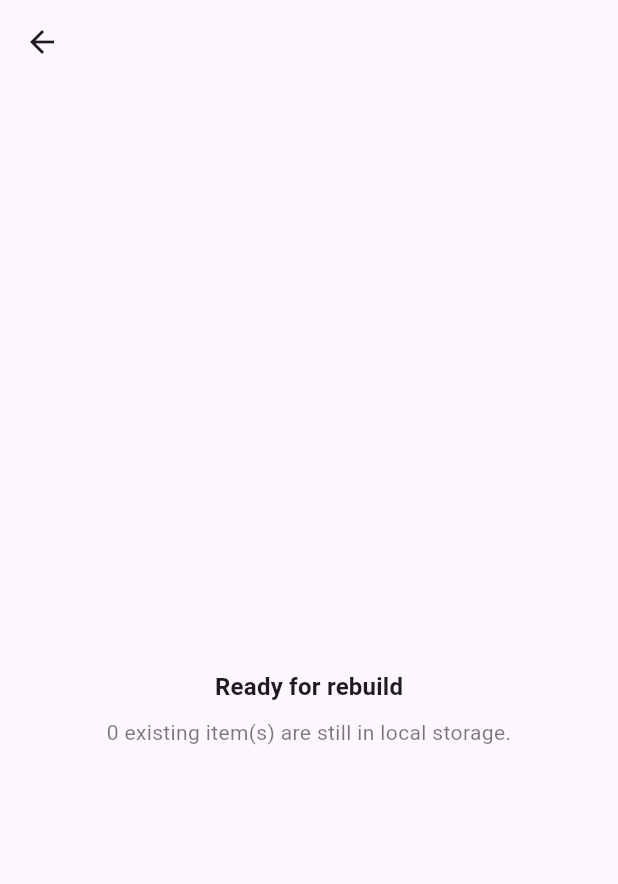
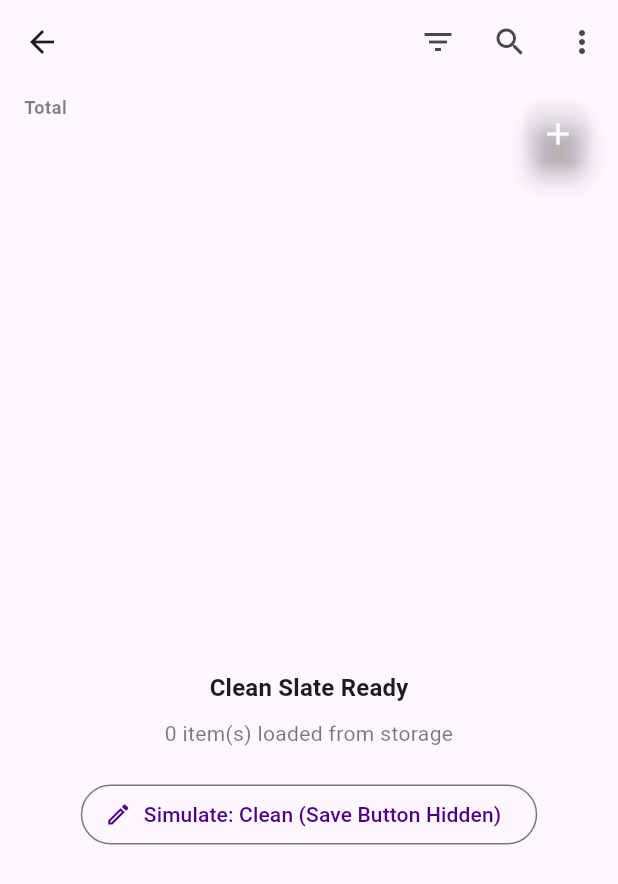
Before and after one commit to barakavic/ba_102, a Flutter app: the ShoppingListDetailsPage screen opened directly with empty values, on a phone screen of 412 x 824 dp. Shown: the top 884 px of the screen. Run offline on Flutter 3.47's test engine with Material 3 defaults, Android fonts, the phone set to English and light mode, and no system bars; our stand-ins replace fl_chart, flutter_contacts, flutter_riverpod, permission_handler, sqflite; accounts and stored records are empty.

Commit message:
feat: upgrade database schema to version 14 and add budget_limit to shopping_lists feat: refactor ShoppingListDetailsPage to use ConsumerStatefulWidget and implement search functionality feat: add ShoppingListDetailAppBar and ShoppingListDetailTotal widgets for improved UI

```diff
--- a/ba_102_fe/lib/data/local/database_helper.dart
+++ b/ba_102_fe/lib/data/local/database_helper.dart
@@ -23,7 +23,7 @@ class DatabaseHelper {
 
     final db = await openDatabase(
       path,
-      version: 13,
+      version: 14,
 
       onConfigure: (db) async {
         await db.execute('PRAGMA foreign_keys = ON;');
@@ -95,6 +95,7 @@ CREATE TABLE shopping_lists (
 id TEXT PRIMARY KEY,
 title TEXT,
 color_swatch INTEGER,
+budget_limit REAL DEFAULT 0.0,
 is_temporary INTEGER DEFAULT 0,
 createdAt INTEGER
 );
@@ -326,6 +327,13 @@ created_at TEXT NOT NULL
     if (oldVersion < 13) {
       await _repairShoppingItemsRequiredColumn(db);
     }
+    if (oldVersion < 14) {
+      try {
+        await db.execute(
+          'ALTER TABLE shopping_lists ADD COLUMN budget_limit REAL DEFAULT 0.0',
+        );
+      } catch (_) {}
+    }
     AppLogger.i('Database upgraded from $oldVersion to $newVersion');
   }
 
--- a/ba_102_fe/lib/data/models/shopping_list_model.dart
+++ b/ba_102_fe/lib/data/models/shopping_list_model.dart
@@ -2,6 +2,7 @@ class ShoppingListModel {
   final String? id;
   final String? title;
   final int? colorSwatch;
+  final double? budgetLimit;
   final bool isTemporary;
   final DateTime? createdAt;
 
@@ -9,46 +10,52 @@ class ShoppingListModel {
     this.id,
     this.title,
     this.colorSwatch,
+    this.budgetLimit,
     this.isTemporary = false,
-    this.createdAt
+    this.createdAt,
+  });
 
-  }
-  );
-
-  Map<String, dynamic> toMap(){
-    return{
+  Map<String, dynamic> toMap() {
+    return {
       "id": id,
       "title": title,
       "color_swatch": colorSwatch,
-      "is_temporary": isTemporary ? 1 :0,
-      "createdAt": createdAt!.millisecondsSinceEpoch,
-
+      "budget_limit": budgetLimit,
+      "is_temporary": isTemporary ? 1 : 0,
+      "createdAt": createdAt?.millisecondsSinceEpoch,
     };
   }
 
-  factory ShoppingListModel.fromMap(Map<String, dynamic> map){
+  factory ShoppingListModel.fromMap(Map<String, dynamic> map) {
     return ShoppingListModel(
       id: map['id'],
       title: map['title'],
       colorSwatch: map['color_swatch'],
+      budgetLimit: map['budget_limit'] != null
+          ? (map['budget_limit'] as num).toDouble()
+          : null,
       isTemporary: map['is_temporary'] == 1,
-      createdAt: DateTime.fromMillisecondsSinceEpoch(map['createdAt'])
-      );
+      createdAt: map['createdAt'] != null
+          ? DateTime.fromMillisecondsSinceEpoch(map['createdAt'])
+          : null,
+    );
   }
 
   ShoppingListModel copyWith({
     String? id,
     String? title,
     int? colorSwatch,
+    double? budgetLimit,
     bool? isTemporary,
     DateTime? createdAt,
-  }){
+  }) {
     return ShoppingListModel(
       id: id ?? this.id,
-      title: title  ?? this.title,
+      title: title ?? this.title,
       colorSwatch: colorSwatch ?? this.colorSwatch,
+      budgetLimit: budgetLimit ?? this.budgetLimit,
       isTemporary: isTemporary ?? this.isTemporary,
-      createdAt: createdAt ?? this.createdAt
+      createdAt: createdAt ?? this.createdAt,
     );
   }
 }
--- a/ba_102_fe/lib/features/shopping/presentation/shopping_list_details_page.dart
+++ b/ba_102_fe/lib/features/shopping/presentation/shopping_list_details_page.dart
@@ -1,36 +1,122 @@
 import 'package:ba_102_fe/data/models/shopping_list_model.dart';
+import 'package:ba_102_fe/features/shopping/presentation/widgets/shopping_list_details_widget/shopping_list_detail_appbar.dart';
+import 'package:ba_102_fe/features/shopping/presentation/widgets/shopping_list_details_widget/shopping_list_detail_total.dart';
 import 'package:ba_102_fe/providers/shopping_list_item_provider.dart';
 import 'package:flutter/material.dart';
 import 'package:flutter_riverpod/flutter_riverpod.dart';
 
-class ShoppingListDetailsPage extends ConsumerWidget {
+class ShoppingListDetailsPage extends ConsumerStatefulWidget {
   final ShoppingListModel list;
-
   const ShoppingListDetailsPage({super.key, required this.list});
 
+  @override
+  ConsumerState<ShoppingListDetailsPage> createState() =>
+      _ShoppingListDetailsPageState();
+}
+
+class _ShoppingListDetailsPageState
+    extends ConsumerState<ShoppingListDetailsPage> {
+  final TextEditingController _searchController = TextEditingController();
+  final FocusNode _searchFocusNode = FocusNode();
+
+  bool _isSearching = false;
+  String _searchQuery = '';
+  bool _hasUnsavedChanges = false;
+
   Color get _listColor {
-    if (list.colorSwatch != null) {
-      return Color(list.colorSwatch!);
+    if (widget.list.colorSwatch != null) {
+      return Color(widget.list.colorSwatch!);
     }
     return const Color(0xFF4B0082);
   }
 
   @override
-  Widget build(BuildContext context, WidgetRef ref) {
-    final listId = list.id;
+  void dispose() {
+    _searchController.dispose();
+    _searchFocusNode.dispose();
+    super.dispose();
+  }
+
+  void _toggleSearch() {
+    setState(() {
+      _isSearching = !_isSearching;
+      if (_isSearching) {
+        _searchFocusNode.requestFocus();
+      } else {
+        _searchController.clear();
+        _searchQuery = '';
+        _searchFocusNode.unfocus();
+      }
+    });
+  }
+
+  void _onSearchChanged(String query) {
+    setState(() {
+      _searchQuery = query.trim().toLowerCase();
+    });
+  }
+
+  void _saveChanges() {
+    setState(() {
+      _hasUnsavedChanges = false;
+    });
+
+    ScaffoldMessenger.of(context).showSnackBar(
+      // TODO: Change from a SnackBar to a Dialog
+      const SnackBar(
+        content: Text('Changes Saved Successfully'),
+        duration: Duration(seconds: 2),
+      ),
+    );
+  }
+
+  @override
+  Widget build(BuildContext context) {
+    final listId = widget.list.id;
     final itemsAsync = listId == null
         ? const AsyncValue<List<ShoppingListItemModel>>.data([])
         : ref.watch(shoppingListItemsProvider(listId));
 
     return Scaffold(
-      appBar: AppBar(
-        title: Text(list.title ?? 'Shopping List'),
-        backgroundColor: Colors.transparent,
-        elevation: 0,
+      appBar: ShoppingListDetailAppBar(
+        title: widget.list.title ?? 'Shopping Budget',
+        isSearching: _isSearching,
+        searchController: _searchController,
+        searchFocusNode: _searchFocusNode,
+        hasUnsavedChanges: _hasUnsavedChanges,
+        onSearchToggle: _toggleSearch,
+        onSearchChanged: _onSearchChanged,
+        onSave: _saveChanges,
       ),
       body: itemsAsync.when(
         data: (items) {
-          return Center(
+          final filteredItems = _searchQuery.isEmpty
+              ? items
+              : items.where((item) {
+                  final nameMatches =
+                      item.name.toLowerCase().contains(_searchQuery);
+                  final catMatches = item.category != null &&
+                      item.category!.toLowerCase().contains(_searchQuery);
+                  return nameMatches || catMatches;
+                }).toList();
+
+          final currentTotal = items.fold<double>(
+            0.0,
+            (sum, item)=> sum + (item.estimatedPrice * item.quantity),
+          );
+
+          return Column(
+            children: [
+              ShoppingListDetailTotal(
+                total: currentTotal,
+                budgetLimit: widget.list.budgetLimit,
+                accentColor: _listColor,
+                onAddCategory: (){
+                  // Category Add Action Placeholder
+                },),
+
+
+                Expanded(child: Center(
                   child: Padding(
                     padding: const EdgeInsets.all(24),
                     child: Column(
@@ -41,30 +127,62 @@ class ShoppingListDetailsPage extends ConsumerWidget {
                           color: _listColor,
                           size: 48,
                         ),
-                  const SizedBox(height: 16),
+                        const SizedBox(
+                          height: 16,
+                        ),
                         Text(
-                    'Ready for rebuild',
+                          _isSearching ? 'Searching: $_searchQuery' :
+                          'Clean Slate Ready',
                           style: Theme.of(context).textTheme.titleMedium?.copyWith(
-                      fontWeight: FontWeight.w700,
+                            fontWeight: FontWeight.w700
                           ),
                           ),
-                  const SizedBox(height: 8),
+                          const SizedBox(
+                            height: 8,
+                          ),
                           Text(
-                    '${items.length} existing item(s) are still in local storage.',
+                            _isSearching ? '${filteredItems.length} matching items found' :
+                            '${items.length} item(s) loaded from storage',
                             textAlign: TextAlign.center,
                             style: Theme.of(context).textTheme.bodyMedium?.copyWith(
-                      color: Theme.of(
-                        context,
-                      ).colorScheme.onSurface.withValues(alpha: 0.6),
+                              color: Theme.of(context).colorScheme.onSurface.withValues(alpha: 0.6)
                             ),
+
                           ),
+                          const SizedBox(
+                            height: 20,
+                          ),
+                          OutlinedButton.icon(
+                          onPressed: (){
+                            setState(() {
+                              _hasUnsavedChanges = !_hasUnsavedChanges;
+                            });
+
+                          },
+                          icon: Icon(
+                            _hasUnsavedChanges ? Icons.check_circle_outline:
+                            Icons.edit_outlined
+                          ),
+                          label: Text(
+                            _hasUnsavedChanges ?
+                            'Simulate Has Changes (Save Button Visible)': // Placeholder
+                            'Simulate: Clean (Save Button Hidden)',
+                          ),
+                          )
+
                       ],
                     ),
                     ),
+
+
+                ))
+            ],
+
           );
+
            },
+        error: (err, st) => Center(child: Text('Error: $err')),
         loading: () => const Center(child: CircularProgressIndicator()),
-        error: (err, st) => Center(child: Text('Error: $err')),
       ),
     );
   }
--- /dev/null
+++ b/ba_102_fe/lib/features/shopping/presentation/widgets/shopping_list_details_widget/shopping_list_detail_appbar.dart
@@ -0,0 +1,86 @@
+import 'package:flutter/material.dart';
+
+class ShoppingListDetailAppBar extends StatelessWidget
+    implements PreferredSizeWidget {
+  final String title;
+  final bool isSearching;
+  final TextEditingController searchController;
+  final FocusNode? searchFocusNode;
+  final bool hasUnsavedChanges;
+  final VoidCallback onSearchToggle;
+  final ValueChanged<String>? onSearchChanged;
+  final VoidCallback? onSave;
+  final VoidCallback? onFilter;
+  final VoidCallback? onMore;
+  final VoidCallback? onBack;
+
+  const ShoppingListDetailAppBar({
+    super.key,
+    required this.title,
+    required this.isSearching,
+    required this.searchController,
+    this.searchFocusNode,
+    this.hasUnsavedChanges = false,
+    required this.onSearchToggle,
+    this.onSearchChanged,
+    this.onSave,
+    this.onFilter,
+    this.onMore,
+    this.onBack,
+  });
+
+  @override
+  Size get preferredSize => const Size.fromHeight(kToolbarHeight);
+
+  @override
+  Widget build(BuildContext context) {
+    return AppBar(
+      backgroundColor: Colors.transparent,
+      elevation: 0,
+      leading: IconButton(
+        onPressed: onBack ?? () => Navigator.pop(context),
+        icon: const Icon(Icons.arrow_back),
+      ),
+      title: isSearching
+          ? TextField(
+              controller: searchController,
+              focusNode: searchFocusNode,
+              onChanged: onSearchChanged,
+              textInputAction: TextInputAction.search,
+              decoration: InputDecoration(
+                hintText: 'Search In $title ... ',
+                prefixIcon: const Icon(Icons.search, size: 20),
+                isDense: true,
+                border: InputBorder.none,
+              ),
+            )
+          : Text(
+              title,
+              style: const TextStyle(fontWeight: FontWeight.bold),
+            ),
+      actions: [
+        if (hasUnsavedChanges)
+          IconButton(
+            onPressed: onSave,
+            tooltip: 'Save Changes',
+            icon: const Icon(Icons.save_outlined, color: Colors.green),
+          ),
+        IconButton(
+          onPressed: onFilter ?? () {},
+          icon: const Icon(Icons.filter_list_outlined),
+          tooltip: 'Filter',
+        ),
+        IconButton(
+          onPressed: onSearchToggle,
+          icon: Icon(isSearching ? Icons.close : Icons.search),
+          tooltip: isSearching ? 'Close Search' : 'Search',
+        ),
+        IconButton(
+          onPressed: onMore ?? () {},
+          icon: const Icon(Icons.more_vert),
+          tooltip: 'More Options',
+        ),
+      ],
+    );
+  }
+}
--- /dev/null
+++ b/ba_102_fe/lib/features/shopping/presentation/widgets/shopping_list_details_widget/shopping_list_detail_total.dart
@@ -0,0 +1,106 @@
+import 'package:flutter/material.dart';
+import 'package:intl/intl.dart';
+
+class ShoppingListDetailTotal extends StatelessWidget {
+  final double total;
+  final double? budgetLimit;
+  final Color accentColor;
+  final VoidCallback onAddCategory;
+
+  const ShoppingListDetailTotal({
+    super.key,
+    required this.total,
+    this.budgetLimit,
+    required this.accentColor,
+    required this.onAddCategory,
+  });
+
+  bool get _hasLimit => budgetLimit != null && budgetLimit! > 0;
+  bool get _isUnderBudget => _hasLimit && total <= budgetLimit!;
+  bool get _isOverBudget => _hasLimit && total > budgetLimit!;
+
+  Color _totalColor(BuildContext context) {
+    if (!_hasLimit) return accentColor;
+    return _isUnderBudget ? const Color(0xFF2E7D32) : const Color(0xFFC62828);
+  }
+
+  @override
+  Widget build(BuildContext context) {
+    final theme = Theme.of(context);
+    final currencyFormatter = NumberFormat('#,###');
+    final color = _totalColor(context);
+
+    return Padding(
+      padding: const EdgeInsets.fromLTRB(16, 8, 16, 12),
+      child: Row(
+        crossAxisAlignment: CrossAxisAlignment.center,
+        children: [
+          Expanded(
+            child: Column(
+              crossAxisAlignment: CrossAxisAlignment.start,
+              mainAxisSize: MainAxisSize.min,
+              children: [
+                Text(
+                  'Total',
+                  style: theme.textTheme.bodySmall?.copyWith(
+                    color: theme.colorScheme.onSurface.withValues(alpha: 0.55),
+                    fontWeight: FontWeight.w600,
+                  ),
+                ),
+                const SizedBox(height: 2),
+                Text(
+                  'KES ${currencyFormatter.format(total)}',
+                  style: theme.textTheme.headlineSmall?.copyWith(
+                    fontWeight: FontWeight.w800,
+                    color: color,
+                  ),
+                ),
+                if (_hasLimit) ...[
+                  const SizedBox(height: 4),
+                  Row(
+                    children: [
+                      Container(
+                        padding: const EdgeInsets.symmetric(
+                          horizontal: 6,
+                          vertical: 2,
+                        ),
+                        decoration: BoxDecoration(
+                          color: color.withValues(alpha: 0.12),
+                          borderRadius: BorderRadius.circular(4),
+                        ),
+                        child: Text(
+                          _isUnderBudget
+                              ? 'Under by KES ${currencyFormatter.format(budgetLimit! - total)}'
+                              : 'Over by KES ${currencyFormatter.format(total - budgetLimit!)}',
+                          style: theme.textTheme.labelSmall?.copyWith(
+                            color: color,
+                            fontWeight: FontWeight.w700,
+                          ),
+                        ),
+                      ),
+                      const SizedBox(width: 8),
+                      Text(
+                        'Limit: KES ${currencyFormatter.format(budgetLimit!)}',
+                        style: theme.textTheme.labelSmall?.copyWith(
+                          color: theme.colorScheme.onSurface.withValues(alpha: 0.5),
+                        ),
+                      ),
+                    ],
+                  ),
+                ],
+              ],
+            ),
+          ),
+          FloatingActionButton.small(
+            heroTag: 'add-shopping-category',
+            onPressed: onAddCategory,
+            backgroundColor: accentColor,
+            foregroundColor: Colors.white,
+            tooltip: 'Add Category',
+            child: const Icon(Icons.add),
+          ),
+        ],
+      ),
+    );
+  }
+}
```
Also changed, not shown: ba_102_fe/lib/features/shopping/presentation/widgets/shopping_list_details_widget/shopping_list_detaiil_category.dart (added). Lines whose indentation alone changed are shown as unchanged.
